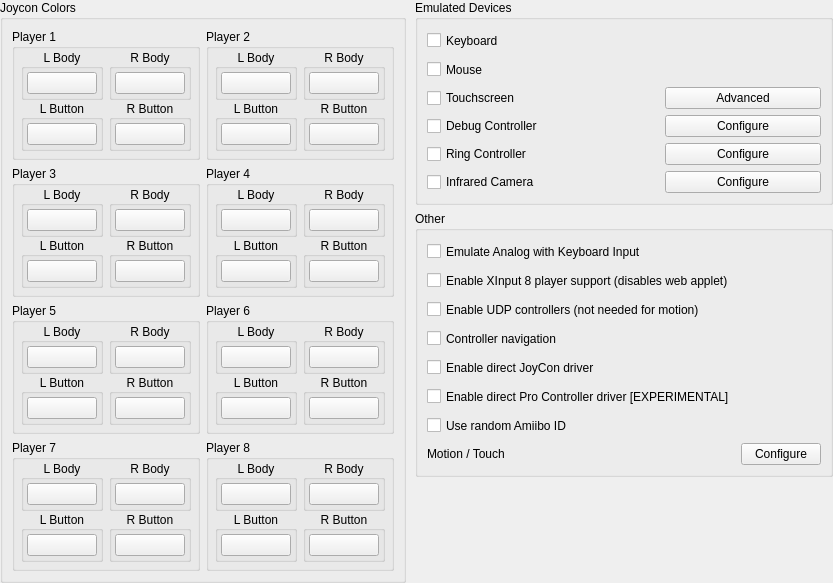
The window that src/eden/configuration/configure_input_advanced.ui (ReiKatari/STORM_EDEN) describes before a commit, drawn with Qt 5.
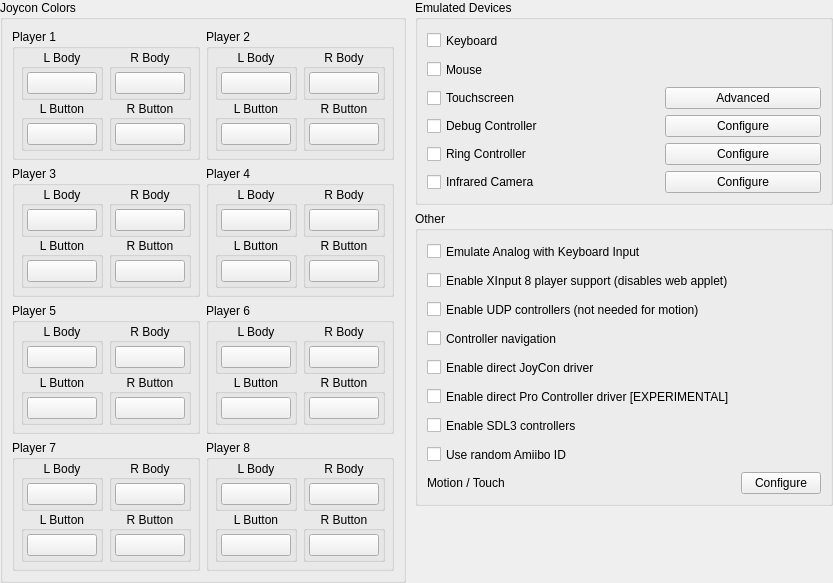
The same window after the commit.

Commit message: Add enable_sdl_driver setting and UI checkbox to completely bypass SDL3 controller initialization and fix Vulkan device loss crashes

What changed in the file:
```diff
--- a/src/eden/configuration/configure_input_advanced.ui
+++ b/src/eden/configuration/configure_input_advanced.ui
@@ -2728,6 +2728,22 @@
                      </widget>
                    </item>
                    <item row="7" column="0">
+                       <widget class="QCheckBox" name="enable_sdl_driver">
+                        <property name="toolTip">
+                          <string>Requires restarting Eden</string>
+                        </property>
+                        <property name="minimumSize">
+                          <size>
+                            <width>0</width>
+                            <height>23</height>
+                          </size>
+                        </property>
+                        <property name="text">
+                          <string>Enable SDL3 controllers</string>
+                        </property>
+                      </widget>
+                    </item>
+                    <item row="8" column="0">
                      <widget class="QCheckBox" name="random_amiibo_id">
                        <property name="toolTip">
                          <string>Allows unlimited uses of the same Amiibo in games that would otherwise limit you to one use.</string>
@@ -2743,14 +2759,14 @@
                        </property>
                      </widget>
                    </item>
-                   <item row="8" column="0">
+                    <item row="9" column="0">
                      <widget class="QLabel" name="motion_touch">
                        <property name="text">
                          <string>Motion / Touch</string>
                        </property>
                      </widget>
                    </item>
-                   <item row="8" column="2">
+                    <item row="9" column="2">
                      <widget class="QPushButton" name="buttonMotionTouch">
                        <property name="text">
                          <string>Configure</string>
```
Lines whose indentation alone changed are shown as unchanged. The commit also changes 3 other files.
